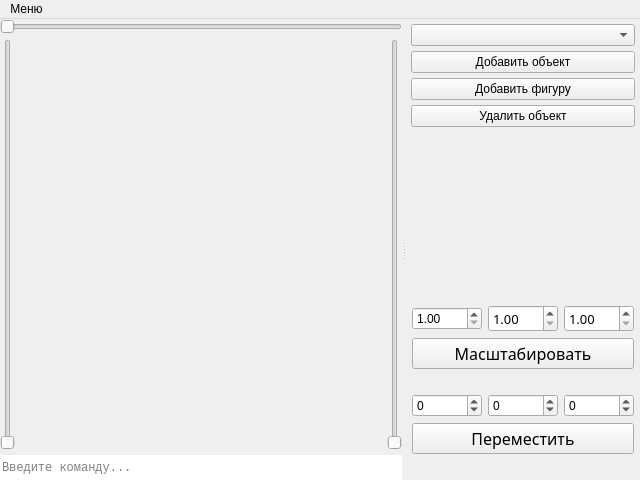
This is app/gui/openMF.ui in Pythonyan3/openMF as Qt 5 draws it before an edit. The edited form follows.
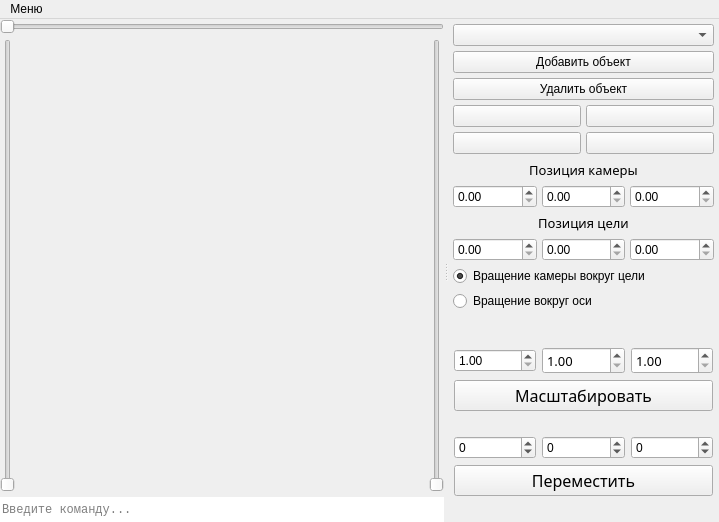
This is the edited form. Icons and pictures are not drawn.

The edit to the form file:
```diff
--- a/app/gui/openMF.ui
+++ b/app/gui/openMF.ui
@@ -6,8 +6,8 @@
    <rect>
     <x>0</x>
     <y>0</y>
-    <width>640</width>
-    <height>480</height>
+    <width>719</width>
+    <height>522</height>
    </rect>
   </property>
   <property name="windowTitle">
@@ -153,7 +153,7 @@
         </item>
        </layout>
       </widget>
-      <widget class="QWidget" name="">
+      <widget class="QWidget" name="layoutWidget">
        <layout class="QVBoxLayout" name="manipulatingContainer">
         <item>
          <widget class="QWidget" name="widget" native="true">
@@ -190,27 +190,7 @@
              </property>
              <property name="icon">
               <iconset>
-               <normaloff>img/sphinx.png</normaloff>img/sphinx.png</iconset>
-             </property>
-             <property name="iconSize">
-              <size>
-               <width>25</width>
-               <height>25</height>
-              </size>
-             </property>
-            </widget>
-           </item>
-           <item>
-            <widget class="QPushButton" name="addShape">
-             <property name="styleSheet">
-              <string notr="true">font: 75 10pt &quot;Sitka&quot;;</string>
-             </property>
-             <property name="text">
-              <string>Добавить фигуру</string>
-             </property>
-             <property name="icon">
-              <iconset>
-               <normaloff>img/shapes.png</normaloff>img/shapes.png</iconset>
+               <normaloff>img/new.png</normaloff>img/new.png</iconset>
              </property>
              <property name="iconSize">
               <size>
@@ -240,11 +220,158 @@
              </property>
             </widget>
            </item>
+           <item>
+            <layout class="QGridLayout" name="gridLayout">
+             <item row="0" column="0">
+              <widget class="QPushButton" name="Box">
+               <property name="text">
+                <string/>
+               </property>
+               <property name="icon">
+                <iconset>
+                 <normaloff>img/cube-outline.png</normaloff>img/cube-outline.png</iconset>
+               </property>
+               <property name="iconSize">
+                <size>
+                 <width>32</width>
+                 <height>32</height>
+                </size>
+               </property>
+              </widget>
+             </item>
+             <item row="0" column="1">
+              <widget class="QPushButton" name="pushButton_2">
+               <property name="text">
+                <string/>
+               </property>
+               <property name="icon">
+                <iconset>
+                 <normaloff>img/pyramid.png</normaloff>img/pyramid.png</iconset>
+               </property>
+               <property name="iconSize">
+                <size>
+                 <width>32</width>
+                 <height>32</height>
+                </size>
+               </property>
+              </widget>
+             </item>
+             <item row="1" column="0">
+              <widget class="QPushButton" name="pushButton_3">
+               <property name="text">
+                <string/>
+               </property>
+               <property name="icon">
+                <iconset>
+                 <normaloff>img/cylinder.png</normaloff>img/cylinder.png</iconset>
+               </property>
+               <property name="iconSize">
+                <size>
+                 <width>32</width>
+                 <height>32</height>
+                </size>
+               </property>
+              </widget>
+             </item>
+             <item row="1" column="1">
+              <widget class="QPushButton" name="pushButton">
+               <property name="text">
+                <string/>
+               </property>
+               <property name="icon">
+                <iconset>
+                 <normaloff>img/cone (1).png</normaloff>img/cone (1).png</iconset>
+               </property>
+               <property name="iconSize">
+                <size>
+                 <width>32</width>
+                 <height>32</height>
+                </size>
+               </property>
+              </widget>
+             </item>
+            </layout>
+           </item>
+           <item>
+            <widget class="QLabel" name="label">
+             <property name="font">
+              <font>
+               <family>Sitka</family>
+               <pointsize>10</pointsize>
+              </font>
+             </property>
+             <property name="text">
+              <string>Позиция камеры</string>
+             </property>
+             <property name="alignment">
+              <set>Qt::AlignCenter</set>
+             </property>
+            </widget>
+           </item>
+           <item>
+            <layout class="QHBoxLayout" name="horizontalLayout_4">
+             <item>
+              <widget class="QDoubleSpinBox" name="doubleSpinBox"/>
+             </item>
+             <item>
+              <widget class="QDoubleSpinBox" name="doubleSpinBox_2"/>
+             </item>
+             <item>
+              <widget class="QDoubleSpinBox" name="doubleSpinBox_3"/>
+             </item>
+            </layout>
+           </item>
+           <item>
+            <widget class="QLabel" name="label_2">
+             <property name="font">
+              <font>
+               <family>Sitka</family>
+               <pointsize>10</pointsize>
+              </font>
+             </property>
+             <property name="text">
+              <string>Позиция цели</string>
+             </property>
+             <property name="alignment">
+              <set>Qt::AlignCenter</set>
+             </property>
+            </widget>
+           </item>
+           <item>
+            <layout class="QHBoxLayout" name="horizontalLayout_6">
+             <item>
+              <widget class="QDoubleSpinBox" name="doubleSpinBox_7"/>
+             </item>
+             <item>
+              <widget class="QDoubleSpinBox" name="doubleSpinBox_8"/>
+             </item>
+             <item>
+              <widget class="QDoubleSpinBox" name="doubleSpinBox_9"/>
+             </item>
+            </layout>
+           </item>
+           <item>
+            <widget class="QRadioButton" name="aroundCenter">
+             <property name="text">
+              <string>Вращение камеры вокруг цели</string>
+             </property>
+             <property name="checked">
+              <bool>true</bool>
+             </property>
+            </widget>
+           </item>
+           <item>
+            <widget class="QRadioButton" name="aroundEye">
+             <property name="text">
+              <string>Вращение вокруг оси</string>
+             </property>
+            </widget>
+           </item>
           </layout>
          </widget>
         </item>
         <item>
-         <widget class="QWidget" name="" native="true">
+         <widget class="QWidget" name="widget" native="true">
           <property name="sizePolicy">
            <sizepolicy hsizetype="Preferred" vsizetype="Fixed">
             <horstretch>0</horstretch>
@@ -434,7 +561,7 @@
     <rect>
      <x>0</x>
      <y>0</y>
-     <width>640</width>
+     <width>719</width>
      <height>21</height>
     </rect>
    </property>
```
